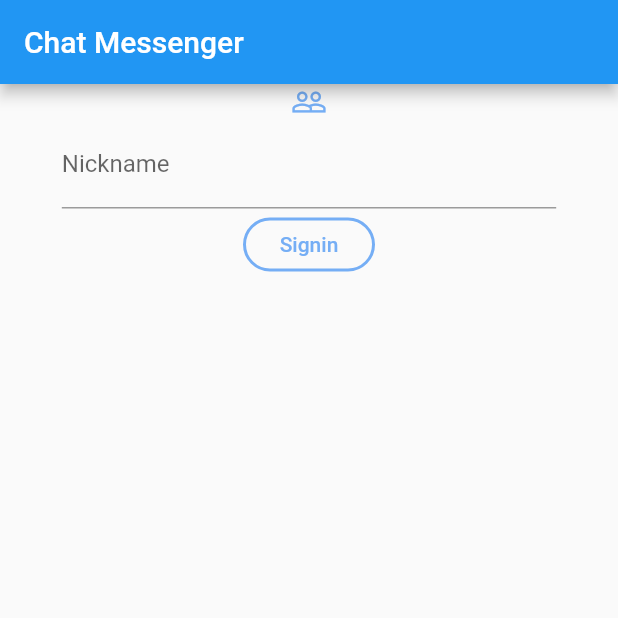
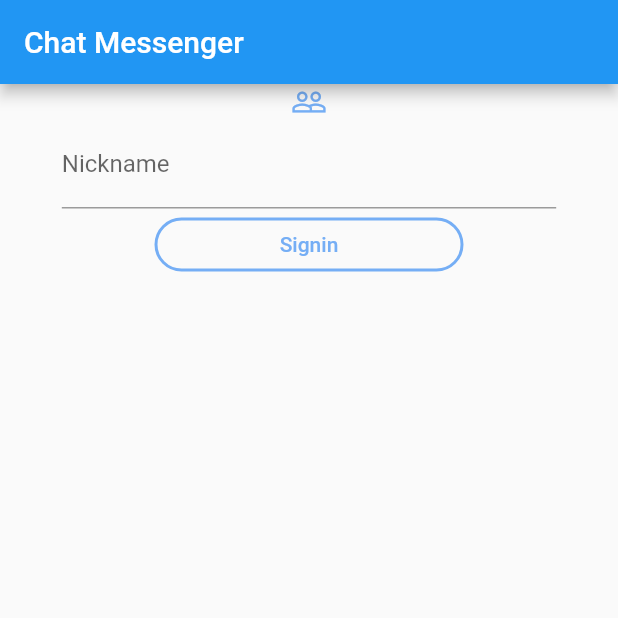
Before and after one commit to jlaskowska/chat_messenger, a Flutter app: the screen it shows after launch, on a phone screen of 412 x 824 dp, the top half of it. Run offline on Flutter 3.47's test engine with Material 2 defaults, Android fonts, the phone set to English and light mode, and no system bars; our stand-ins replace firebase_auth, mobx; accounts and stored records are empty; generated files the repository leaves out were written again.

Commit message:
Changed the size of an OtlineButton.

```diff
--- a/lib/widgets/signin_screen/signin_screen.dart
+++ b/lib/widgets/signin_screen/signin_screen.dart
@@ -45,7 +45,9 @@ class _SigninScreenState extends State<SigninScreen> {
               ),
             ),
           ),
-          OutlineButton(
+          ButtonTheme(
+            minWidth: constraints.maxWidth * 0.5,
+            child: OutlineButton(
               onPressed: store.canSignin ? () => store.login() : null,
               shape: RoundedRectangleBorder(borderRadius: new BorderRadius.circular(30.0)),
               borderSide: BorderSide(color: Theme.of(context).accentColor, width: 2),
@@ -55,6 +57,7 @@ class _SigninScreenState extends State<SigninScreen> {
                   color: Theme.of(context).accentColor,
                 ),
               ),
+            ),
           )
         ],
       ),
```
Lines whose indentation alone changed are shown as unchanged.
